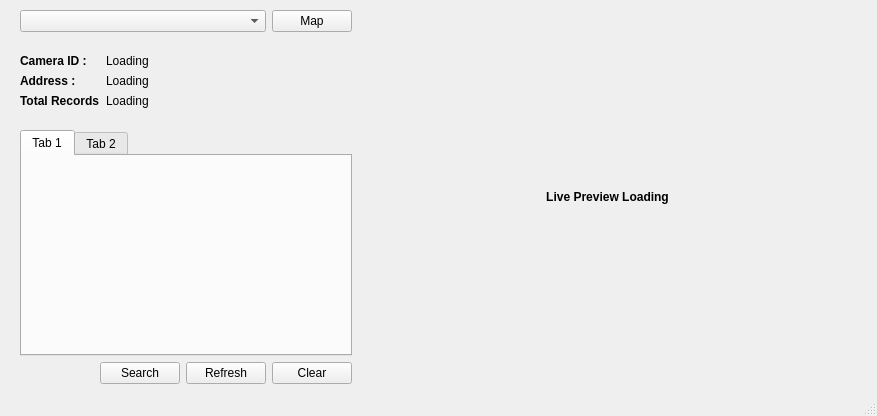
Above: UI/MainWindow.ui from rahatzamancse/Traffic-Rules-Violation-Detection before the change. Below: the same form after it.
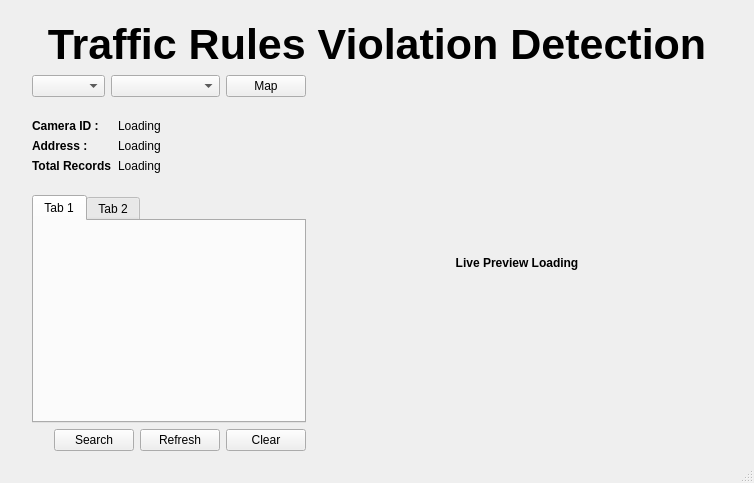
That is the form after the change.

```diff
--- a/UI/MainWindow.ui
+++ b/UI/MainWindow.ui
@@ -6,8 +6,8 @@
    <rect>
     <x>0</x>
     <y>0</y>
-    <width>877</width>
-    <height>416</height>
+    <width>754</width>
+    <height>483</height>
    </rect>
   </property>
   <property name="windowTitle">
@@ -17,23 +17,46 @@
    <string notr="true"/>
   </property>
   <widget class="QWidget" name="centralwidget">
-   <layout class="QHBoxLayout" name="horizontalLayout_3" stretch="2,3">
+   <layout class="QVBoxLayout" name="verticalLayout_2">
     <property name="leftMargin">
-     <number>20</number>
+     <number>32</number>
     </property>
     <property name="topMargin">
-     <number>10</number>
+     <number>20</number>
     </property>
     <property name="rightMargin">
-     <number>20</number>
+     <number>32</number>
     </property>
     <property name="bottomMargin">
      <number>10</number>
     </property>
+    <item>
+     <widget class="QLabel" name="label">
+      <property name="font">
+       <font>
+        <pointsize>32</pointsize>
+        <weight>75</weight>
+        <bold>true</bold>
+        <underline>false</underline>
+       </font>
+      </property>
+      <property name="text">
+       <string>Traffic Rules Violation Detection</string>
+      </property>
+      <property name="alignment">
+       <set>Qt::AlignCenter</set>
+      </property>
+     </widget>
+    </item>
+    <item>
+     <layout class="QHBoxLayout" name="horizontalLayout_3" stretch="2,3">
     <item>
      <layout class="QVBoxLayout" name="verticalLayout">
       <item>
-       <layout class="QHBoxLayout" name="horizontalLayout_2" stretch="4,1">
+         <layout class="QHBoxLayout" name="horizontalLayout_2" stretch="2,3,1">
+          <item>
+           <widget class="QComboBox" name="camera_group"/>
+          </item>
         <item>
          <widget class="QComboBox" name="cam_selector">
           <property name="enabled">
@@ -231,6 +254,8 @@
        <set>Qt::AlignCenter</set>
       </property>
      </widget>
+      </item>
+     </layout>
     </item>
    </layout>
   </widget>
```
Left out of the diff: 6 changed lines with no effect on the pictures. Lines whose indentation alone changed are shown as unchanged.
